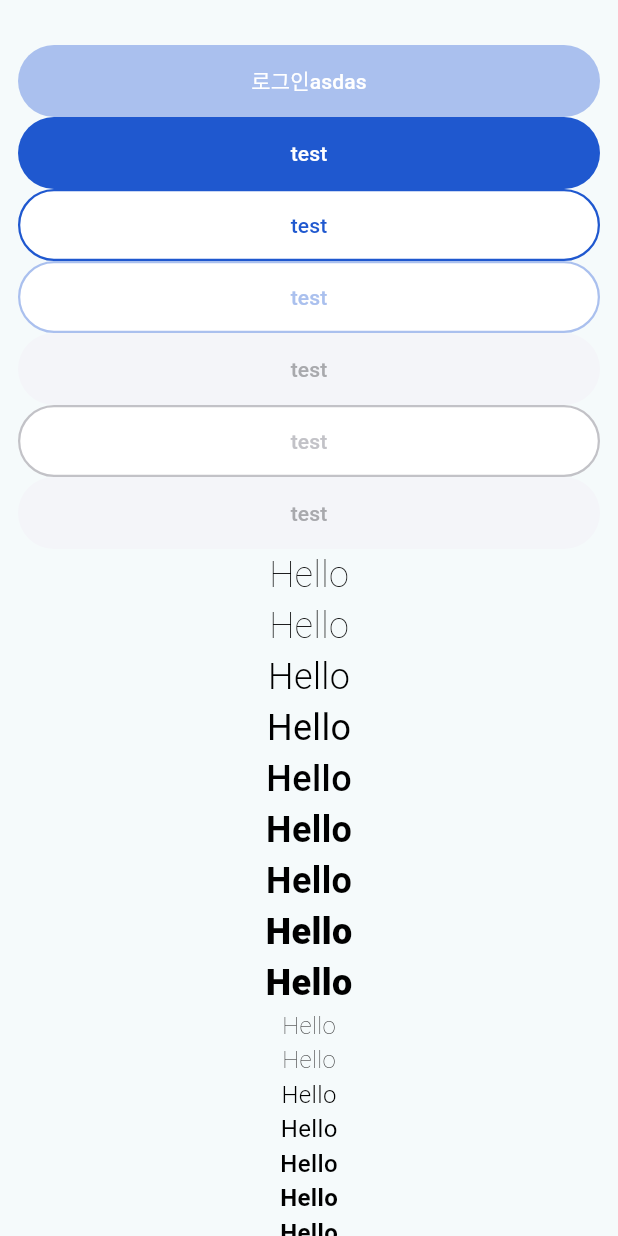
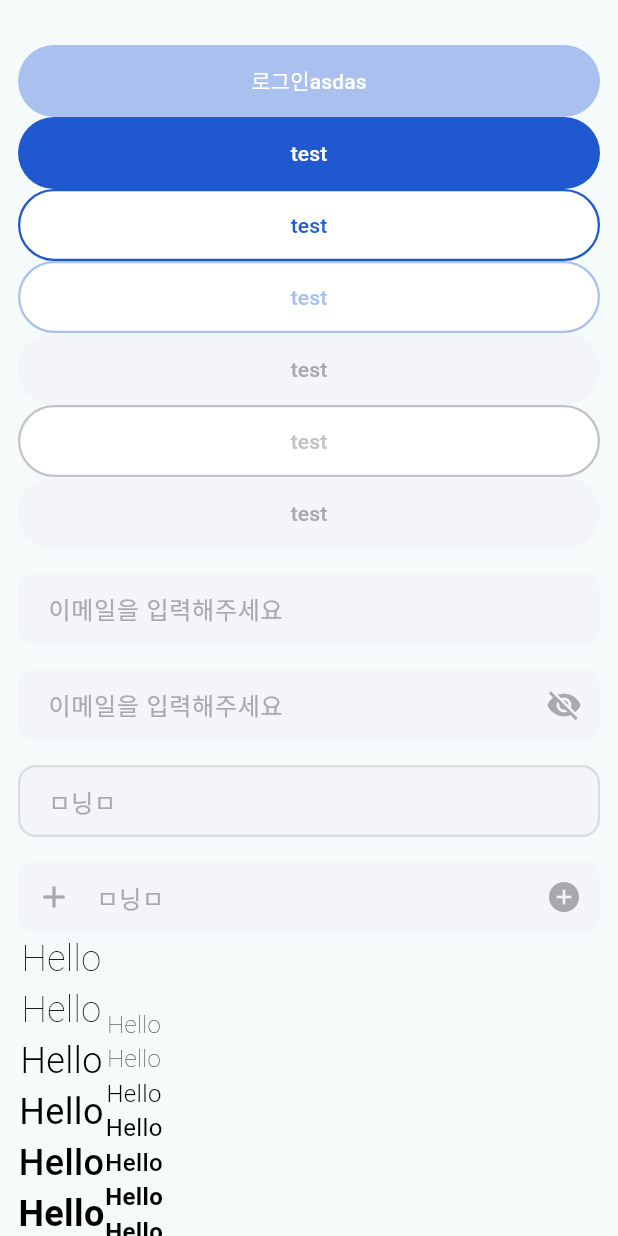
Before and after one commit to HNW-DevON/greeny-ios, a Flutter app: the screen it shows after launch, on a phone screen of 412 x 824 dp. Run offline on Flutter 3.47's test engine with Material 2 defaults, Android fonts, the phone set to English and light mode, and no system bars; Roboto replaces fonts that are missing (Pretendard); project files that could hold a hidden picture were left out.

Commit message:
Add :: Text Field

```diff
--- a/lib/component/button/gsv_button.dart
+++ b/lib/component/button/gsv_button.dart
@@ -2,7 +2,6 @@ import 'package:flutter/material.dart';
 import 'package:flutterproj/component/button/button_type.dart';
 import 'package:flutterproj/component/text/gsv_text.dart';
 import 'package:flutterproj/component/text/text_type.dart';
-import 'package:flutterproj/theme/color.dart';
 
 class GsvButton extends StatefulWidget {
   static const double height = 48;
@@ -51,11 +50,11 @@ class _GsvButtonState extends State<GsvButton> with SingleTickerProviderStateMix
   @override
   Widget build(BuildContext context) {
     return Container(
-      // color: ColorStyle.gray200,
       child: ScaleTransition(
         scale: _animation,
         child: TextButton(
           onPressed: widget.isEnabled ? () {
+            widget.callback();
             _animationController.forward();
           } : null,
           style: ButtonStyle(
--- /dev/null
+++ b/lib/component/text_field/gsv_text_field.dart
@@ -0,0 +1,110 @@
+import 'package:flutter/material.dart';
+import 'package:flutterproj/component/text_field/text_field_type.dart';
+
+class GsvTextField extends StatefulWidget {
+  static const double height = 52;
+
+  final TextEditingController controller;
+  final bool isPassword;
+  final bool isEnabled;
+  final String? helperText;
+  final String? labelText;
+  final int? maxLines;
+  final IconData? prefixIconData;
+  final IconData? hideIcon;
+  final IconData? showIcon;
+  final TextFieldType textFieldType;
+  final VoidCallback? callback;
+
+  const GsvTextField({
+    Key? key,
+    required this.controller,
+    this.isPassword = false,
+    this.isEnabled = true,
+    this.helperText,
+    this.labelText,
+    this.prefixIconData,
+    this.hideIcon,
+    this.showIcon,
+    this.maxLines = 1,
+    this.textFieldType = TextFieldType.defaultTextField,
+    this.callback
+  }) : super(key: key);
+
+  @override
+  _GsvTextFieldState createState() => _GsvTextFieldState();
+}
+
+class _GsvTextFieldState extends State<GsvTextField> {
+  bool isShowPassword = false;
+
+  @override
+  Widget build(BuildContext context) {
+    return TextField(
+      controller: widget.controller,
+      obscureText: isShowPassword,
+      maxLines: !isShowPassword ? widget.maxLines : 1,
+      enabled: widget.isEnabled,
+      style: TextStyle(
+        color: widget.isEnabled
+          ? widget.textFieldType.contentColor
+          : widget.textFieldType.disabledContentColor,
+      ),
+      decoration: InputDecoration(
+        floatingLabelBehavior: FloatingLabelBehavior.never,
+        filled: true,
+        fillColor: widget.isEnabled
+          ? widget.textFieldType.backgroundColor
+          : widget.textFieldType.disabledBackgroundColor,
+        labelText: widget.labelText ?? '',
+        labelStyle: TextStyle(color: widget.textFieldType.labelColor),
+        helperText: widget.helperText,
+        prefixIcon: widget.prefixIconData != null
+          ? Icon(widget.prefixIconData, color: widget.textFieldType.labelColor) // Set accent color for prefix icon
+          : null,
+        suffixIcon:
+        widget.isPassword
+          ? IconButton(
+          onPressed: () {
+            setState(() {
+              isShowPassword = !isShowPassword;
+            });
+          },
+          icon: Icon(
+            isShowPassword
+              ? widget.showIcon ?? Icons.visibility
+              : widget.hideIcon ?? Icons.visibility_off),
+          color: widget.textFieldType.labelColor)
+          : widget.callback != null && widget.hideIcon != null
+          ? IconButton(
+          onPressed: () {
+            widget.callback!();
+          },
+          icon: Icon(
+            widget.hideIcon,
+            color: widget.textFieldType.labelColor))
+          : null,
+        contentPadding: const EdgeInsets.symmetric(horizontal: 16, vertical: 12),
+        focusedBorder: OutlineInputBorder(
+          borderRadius: BorderRadius.circular(12),
+          borderSide: BorderSide(color: widget.isEnabled
+              ? widget.textFieldType.strokeColor
+              : widget.textFieldType.disabledStrokeColor, width: 2),
+        ),
+        enabledBorder: OutlineInputBorder(
+          borderRadius: BorderRadius.circular(12),
+          borderSide: BorderSide(color: widget.isEnabled
+              ? widget.textFieldType.strokeColor
+              : widget.textFieldType.disabledStrokeColor, width: 1.5),
+        ),
+        disabledBorder: OutlineInputBorder(
+          borderRadius: BorderRadius.circular(12),
+          borderSide: BorderSide(color: widget.isEnabled
+              ? widget.textFieldType.strokeColor
+              : widget.textFieldType.disabledStrokeColor, width: 1.5),
+        ),
+
+      ),
+    );
+  }
+}
--- /dev/null
+++ b/lib/component/text_field/text_field_type.dart
@@ -0,0 +1,34 @@
+import 'package:flutter/material.dart';
+import 'package:flutterproj/theme/color.dart';
+
+enum TextFieldType {
+
+  defaultTextField(
+    backgroundColor: ColorStyle.gray50,
+    contentColor: ColorStyle.gray700,
+    strokeColor: ColorStyle.transparent,
+    disabledBackgroundColor: ColorStyle.gray50,
+    disabledContentColor: ColorStyle.gray100,
+    disabledStrokeColor: ColorStyle.gray100,
+    labelColor: ColorStyle.gray300
+  );
+
+  final Color backgroundColor;
+  final Color contentColor;
+  final Color strokeColor;
+  final Color disabledBackgroundColor;
+  final Color disabledContentColor;
+  final Color disabledStrokeColor;
+  final Color labelColor;
+
+  const TextFieldType({
+    required this.backgroundColor,
+    required this.contentColor,
+    required this.strokeColor,
+    required this.disabledBackgroundColor,
+    required this.disabledContentColor,
+    required this.disabledStrokeColor,
+    required this.labelColor
+  });
+
+}
--- a/lib/features/ui/ui.dart
+++ b/lib/features/ui/ui.dart
@@ -3,6 +3,7 @@ import 'package:flutterproj/component/button/button_type.dart';
 import 'package:flutterproj/component/button/gsv_button.dart';
 import 'package:flutterproj/component/text/gsv_text.dart';
 import 'package:flutterproj/component/text/text_type.dart';
+import 'package:flutterproj/component/text_field/gsv_text_field.dart';
 
 class UiView extends StatefulWidget {
 
@@ -11,6 +12,7 @@ class UiView extends StatefulWidget {
 }
 
 class _UiView extends State<UiView> {
+  final TextEditingController _nameController = TextEditingController();
 
   bool a = false;
 
@@ -71,29 +73,53 @@ class _UiView extends State<UiView> {
               GsvButton(
                 text: "test",
                 callback: () {
-
+                  Navigator.of(context).pushNamed('/home');
                 },
                 buttonType: ButtonType.grayDefaultButton,
               ),
-              const GsvText(text: "Hello", fontWeight: FontWeight.w100, textType: TextType.title),
-              const GsvText(text: "Hello", fontWeight: FontWeight.w200, textType: TextType.title),
-              const GsvText(text: "Hello", fontWeight: FontWeight.w300, textType: TextType.title),
-              const GsvText(text: "Hello", fontWeight: FontWeight.w400, textType: TextType.title),
-              const GsvText(text: "Hello", fontWeight: FontWeight.w500, textType: TextType.title),
-              const GsvText(text: "Hello", fontWeight: FontWeight.w600, textType: TextType.title),
-              const GsvText(text: "Hello", fontWeight: FontWeight.w700, textType: TextType.title),
-              const GsvText(text: "Hello", fontWeight: FontWeight.w800, textType: TextType.title),
-              const GsvText(text: "Hello", fontWeight: FontWeight.w900, textType: TextType.title),
+              const SizedBox(height: 16),
+              GsvTextField(controller: _nameController, labelText: '이메일을 입력해주세요'),
+              const SizedBox(height: 16),
+              GsvTextField(controller: _nameController, labelText: '이메일을 입력해주세요', isPassword: true),
+              const SizedBox(height: 16),
+              GsvTextField(controller: _nameController, labelText: "ㅁ닝ㅁ", isEnabled: false,),
+              const SizedBox(height: 16),
+              GsvTextField(controller: _nameController, labelText: "ㅁ닝ㅁ", prefixIconData: Icons.add, callback: () {
+                _nameController.text = "";
+              },hideIcon: Icons.add_circle,),
+              const Row(
+                children: [
+                  Column(
+                    children: [
+                      GsvText(text: "Hello", fontWeight: FontWeight.w100, textType: TextType.title),
+                      GsvText(text: "Hello", fontWeight: FontWeight.w200, textType: TextType.title),
+                      GsvText(text: "Hello", fontWeight: FontWeight.w300, textType: TextType.title),
+                      GsvText(text: "Hello", fontWeight: FontWeight.w400, textType: TextType.title),
+                      GsvText(text: "Hello", fontWeight: FontWeight.w500, textType: TextType.title),
+                      GsvText(text: "Hello", fontWeight: FontWeight.w600, textType: TextType.title),
+                      GsvText(text: "Hello", fontWeight: FontWeight.w700, textType: TextType.title),
+                      GsvText(text: "Hello", fontWeight: FontWeight.w800, textType: TextType.title),
+                      GsvText(text: "Hello", fontWeight: FontWeight.w900, textType: TextType.title),
+                    ],
+                  ),
+                  Column(
+                    children: [
+                      GsvText(text: "Hello", fontWeight: FontWeight.w100, textType: TextType.body),
+                      GsvText(text: "Hello", fontWeight: FontWeight.w200, textType: TextType.body),
+                      GsvText(text: "Hello", fontWeight: FontWeight.w300, textType: TextType.body),
+                      GsvText(text: "Hello", fontWeight: FontWeight.w400, textType: TextType.body),
+                      GsvText(text: "Hello", fontWeight: FontWeight.w500, textType: TextType.body),
+                      GsvText(text: "Hello", fontWeight: FontWeight.w600, textType: TextType.body),
+                      GsvText(text: "Hello", fontWeight: FontWeight.w700, textType: TextType.body),
+                      GsvText(text: "Hello", fontWeight: FontWeight.w800, textType: TextType.body),
+                      GsvText(text: "Hello", fontWeight: FontWeight.w900, textType: TextType.body),
+                    ],
+                  )
+                ],
+              )
 
-              const GsvText(text: "Hello", fontWeight: FontWeight.w100, textType: TextType.body),
-              const GsvText(text: "Hello", fontWeight: FontWeight.w200, textType: TextType.body),
-              const GsvText(text: "Hello", fontWeight: FontWeight.w300, textType: TextType.body),
-              const GsvText(text: "Hello", fontWeight: FontWeight.w400, textType: TextType.body),
-              const GsvText(text: "Hello", fontWeight: FontWeight.w500, textType: TextType.body),
-              const GsvText(text: "Hello", fontWeight: FontWeight.w600, textType: TextType.body),
-              const GsvText(text: "Hello", fontWeight: FontWeight.w700, textType: TextType.body),
-              const GsvText(text: "Hello", fontWeight: FontWeight.w800, textType: TextType.body),
-              const GsvText(text: "Hello", fontWeight: FontWeight.w900, textType: TextType.body),
+
+
             ],
           ),
         )
```
